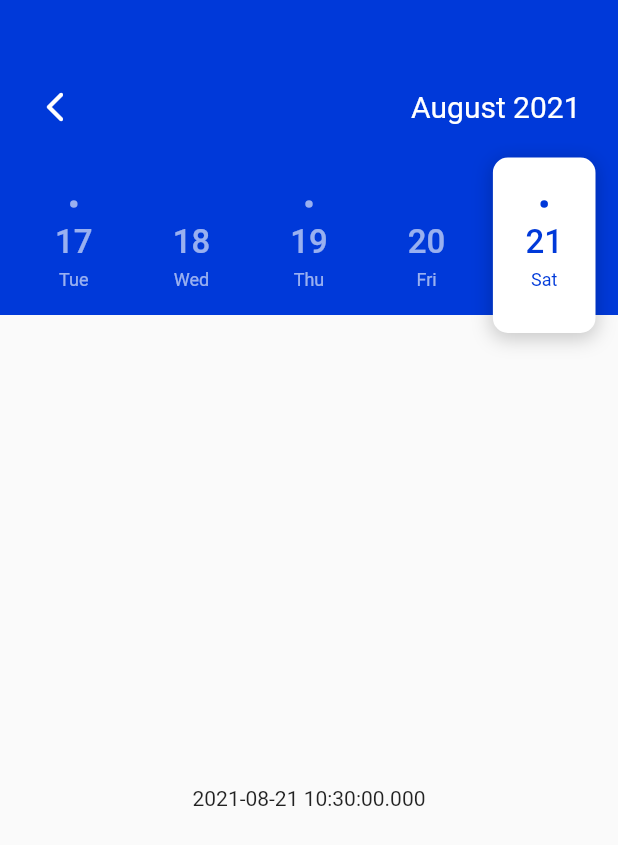
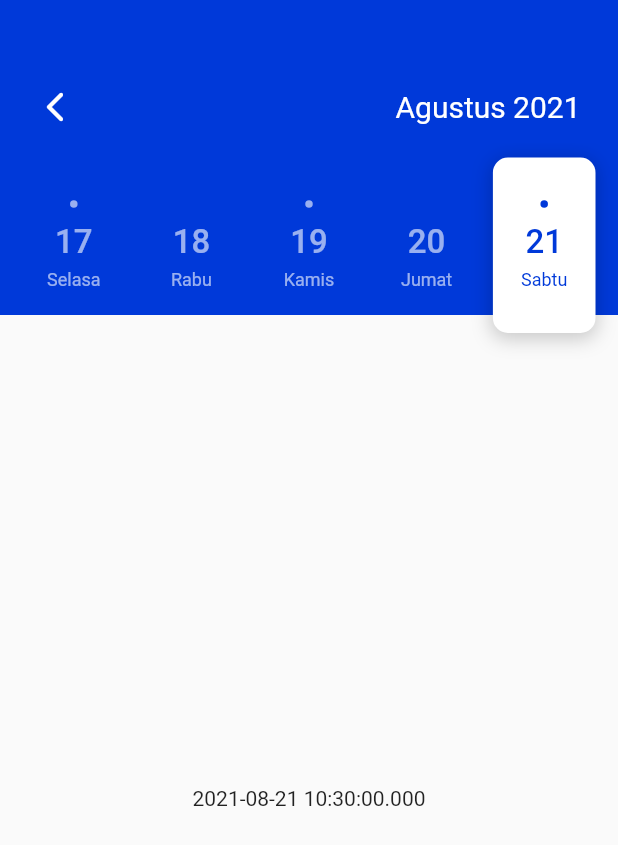
Before and after one commit to vpalcar/calendar_appbar, a Flutter app: the screen it shows after launch, on a phone screen of 412 x 824 dp. Shown: the top 845 px of the screen. Run offline on Flutter 3.47's test engine with Material 2 defaults, Android fonts, the phone set to English and light mode, and no system bars.

Commit message:
Added locale support

```diff
--- a/example/lib/main.dart
+++ b/example/lib/main.dart
@@ -38,6 +38,8 @@ class _MyHomePageState extends State<MyHomePage> {
   Widget build(BuildContext context) {
     return Scaffold(
       appBar: CalendarAppBar(
+        locale: 'id',
+        weekday: WeekDay.long,
         onDateChanged: (value) => setState(() => selectedDate = value),
         firstDate: DateTime.now().subtract(Duration(days: 140)),
         lastDate: DateTime.now(),
--- a/lib/calendar_appbar.dart
+++ b/lib/calendar_appbar.dart
@@ -3,7 +3,10 @@ library calendar_appbar;
 ///adding necesarry packages
 import 'package:flutter/material.dart';
 import 'package:flutter/rendering.dart';
+import 'package:intl/date_symbol_data_local.dart';
 import 'package:intl/intl.dart';
+
+enum WeekDay { short, long }
 
 ///Code starts here
 class CalendarAppBar extends StatefulWidget implements PreferredSizeWidget {
@@ -37,6 +40,12 @@ class CalendarAppBar extends StatefulWidget implements PreferredSizeWidget {
   ///[backButton] shows BackButton in set to true
   final bool? backButton;
 
+  ///definiton of the calendar language
+  final String? locale;
+
+  ///definition of days name lenght
+  final WeekDay weekday;
+
   ///initialization of [CalendarAppBar]
   CalendarAppBar({
     Key? key,
@@ -50,6 +59,8 @@ class CalendarAppBar extends StatefulWidget implements PreferredSizeWidget {
     this.white,
     this.black,
     this.padding,
+    this.locale,
+    this.weekday = WeekDay.short,
   }) : super(key: key);
 
   @override
@@ -94,6 +105,9 @@ class _CalendarAppBarState extends State<CalendarAppBar> {
   ///[backButton] shows BackButton in set to true
   bool? backButton;
 
+  String get _locale =>
+      widget.locale ?? Localizations.localeOf(context).languageCode;
+
   ///intializing values of atributes which were not defined by user
   @override
   void initState() {
@@ -127,6 +141,9 @@ class _CalendarAppBarState extends State<CalendarAppBar> {
 
       ///initializing referenceDate
       referenceDate = selectedDate;
+
+      ///initializing language
+      initializeDateFormatting(_locale);
 
       ///initializing position to 1
       position = 1;
@@ -358,7 +375,12 @@ class _CalendarAppBarState extends State<CalendarAppBar> {
 
                                 ///day of the week
                                 Text(
-                                  DateFormat("E").format(date),
+                                  widget.weekday == WeekDay.long
+                                      ? DateFormat.EEEE(
+                                              Locale(_locale).toString())
+                                          .format(date)
+                                      : DateFormat.E(Locale(_locale).toString())
+                                          .format(date),
                                   style: TextStyle(
                                       fontSize: 12.0,
                                       color: isSelected
@@ -380,7 +402,7 @@ class _CalendarAppBarState extends State<CalendarAppBar> {
     }
 
     ///this function show full calendar view currently shown as modal bottom sheet
-    showFullCalendar() {
+    showFullCalendar(String locale, WeekDay weekday) {
       showModalBottomSheet<void>(
         context: context,
         isScrollControlled: true,
@@ -416,6 +438,8 @@ class _CalendarAppBarState extends State<CalendarAppBar> {
               white: white,
               events: datesWithEnteries,
               selectedDate: referenceDate,
+              locale: locale,
+              weekday: weekday,
               onDateChange: (value) {
                 ///systematics of selecting specific date
                 //HapticFeedback.lightImpact();
@@ -530,10 +554,12 @@ class _CalendarAppBarState extends State<CalendarAppBar> {
                                 ),
                                 onTap: () => Navigator.pop(context)),
                             GestureDetector(
-                              onTap: () =>
-                                  fullCalendar! ? showFullCalendar() : null,
+                              onTap: () => fullCalendar!
+                                  ? showFullCalendar(_locale, widget.weekday)
+                                  : null,
                               child: Text(
-                                DateFormat("MMMM y").format(selectedDate!),
+                                DateFormat.yMMMM(Locale(_locale).toString())
+                                    .format(selectedDate!),
                                 style: TextStyle(
                                     fontSize: 20.0,
                                     color: white,
@@ -546,8 +572,9 @@ class _CalendarAppBarState extends State<CalendarAppBar> {
                           mainAxisAlignment: MainAxisAlignment.center,
                           children: [
                             GestureDetector(
-                              onTap: () =>
-                                  fullCalendar! ? showFullCalendar() : null,
+                              onTap: () => fullCalendar!
+                                  ? showFullCalendar(_locale, widget.weekday)
+                                  : null,
                               child: Text(
                                 DateFormat("MMMM y").format(selectedDate!),
                                 style: TextStyle(
@@ -597,14 +624,20 @@ class FullCalendar extends StatefulWidget {
   ///definition of height
   final double? height;
 
+  ///definition of locale
+  final String? locale;
+
+  ///[WeekDay]definition of weekdat
+  final WeekDay? weekday;
+
   ///list of dates with specific event (shown as a dot above the date)
   final List<String>? events;
 
   ///function which returns currently selected date
   final Function onDateChange;
 
-  FullCalendar(
-      {Key? key,
+  FullCalendar({
+    Key? key,
     this.accent,
     this.endDate,
     required this.startDate,
@@ -613,9 +646,11 @@ class FullCalendar extends StatefulWidget {
     this.black,
     this.white,
     this.height,
+    this.locale,
     this.selectedDate,
-      required this.onDateChange})
-      : super(key: key);
+    required this.onDateChange,
+    this.weekday,
+  }) : super(key: key);
   @override
   _FullCalendarState createState() => _FullCalendarState();
 }
@@ -690,7 +725,7 @@ class _FullCalendarState extends State<FullCalendar> {
       return Padding(
         padding:
             EdgeInsets.fromLTRB(widget.padding!, 40.0, widget.padding!, 0.0),
-        child: month(dates, width),
+        child: month(dates, width, widget.locale, widget.weekday),
       );
     } else {
       ///creating the list of the month in the range
@@ -726,7 +761,8 @@ class _FullCalendarState extends State<FullCalendar> {
 
                 return Padding(
                   padding: EdgeInsets.only(bottom: isLast ? 0.0 : 25.0),
-                  child: month(daysOfMonth, width),
+                  child:
+                      month(daysOfMonth, width, widget.locale, widget.weekday),
                 );
               }),
         ),
@@ -735,17 +771,27 @@ class _FullCalendarState extends State<FullCalendar> {
   }
 
   ///definiton of week row that shows the day of the week for specific week
-  Widget daysOfWeek(double width) {
+  Widget daysOfWeek(double width, String? locale, WeekDay? weekday) {
+    List daysNames = [];
+    for (var day = 12; day <= 19; day++) {
+      weekday == WeekDay.long
+          ? daysNames.add(DateFormat.EEEE(locale.toString())
+              .format(DateTime.parse('1970-01-' + day.toString())))
+          : daysNames.add(DateFormat.E(locale.toString())
+              .format(DateTime.parse('1970-01-' + day.toString())));
+    }
+    print(daysNames.toString());
+
     return Row(
       mainAxisAlignment: MainAxisAlignment.spaceBetween,
       children: [
-        dayName(width / 7, "Mon"),
-        dayName(width / 7, "Tue"),
-        dayName(width / 7, "Wed"),
-        dayName(width / 7, "Thu"),
-        dayName(width / 7, "Fri"),
-        dayName(width / 7, "Sat"),
-        dayName(width / 7, "Sun"),
+        dayName(width / 7, daysNames[0]),
+        dayName(width / 7, daysNames[1]),
+        dayName(width / 7, daysNames[2]),
+        dayName(width / 7, daysNames[3]),
+        dayName(width / 7, daysNames[4]),
+        dayName(width / 7, daysNames[5]),
+        dayName(width / 7, daysNames[6]),
       ],
     );
   }
@@ -825,7 +871,7 @@ class _FullCalendarState extends State<FullCalendar> {
 
   ///definition of month widget
 
-  Widget month(List dates, double width) {
+  Widget month(List dates, double width, String? locale, WeekDay? weekday) {
     ///definition of first and initializing it on the first date int the month
     DateTime first = dates.first;
     while (DateFormat("E").format(dates.first) != "Mon") {
@@ -843,7 +889,7 @@ class _FullCalendarState extends State<FullCalendar> {
         children: [
           ///name of the month
           Text(
-            DateFormat("MMMM y").format(first),
+            DateFormat.MMMM(Locale(locale!).toString()).format(first),
             style: TextStyle(
                 fontSize: 18.0,
                 color: widget.black,
@@ -851,7 +897,7 @@ class _FullCalendarState extends State<FullCalendar> {
           ),
           Padding(
             padding: const EdgeInsets.only(top: 30.0),
-            child: daysOfWeek(width),
+            child: daysOfWeek(width, widget.locale, widget.weekday),
           ),
           Padding(
             padding: const EdgeInsets.only(top: 10.0),
```
Lines whose indentation alone changed are shown as unchanged.
